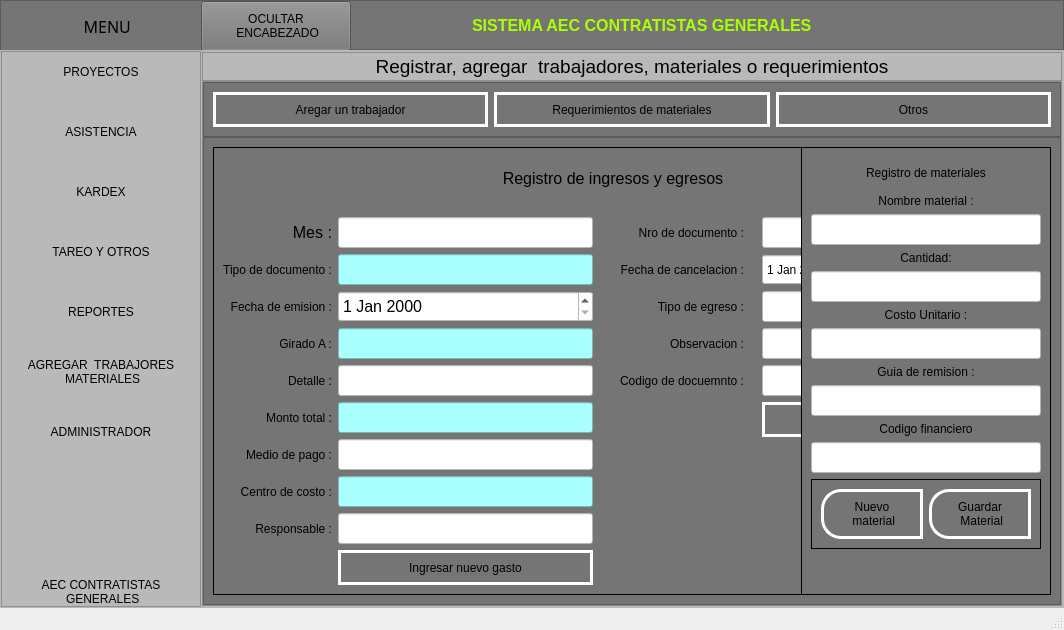
This is ui_files/menu.ui in Romehe369/aec_contrastistas_g as Qt 5 draws it before an edit. The edited form follows.
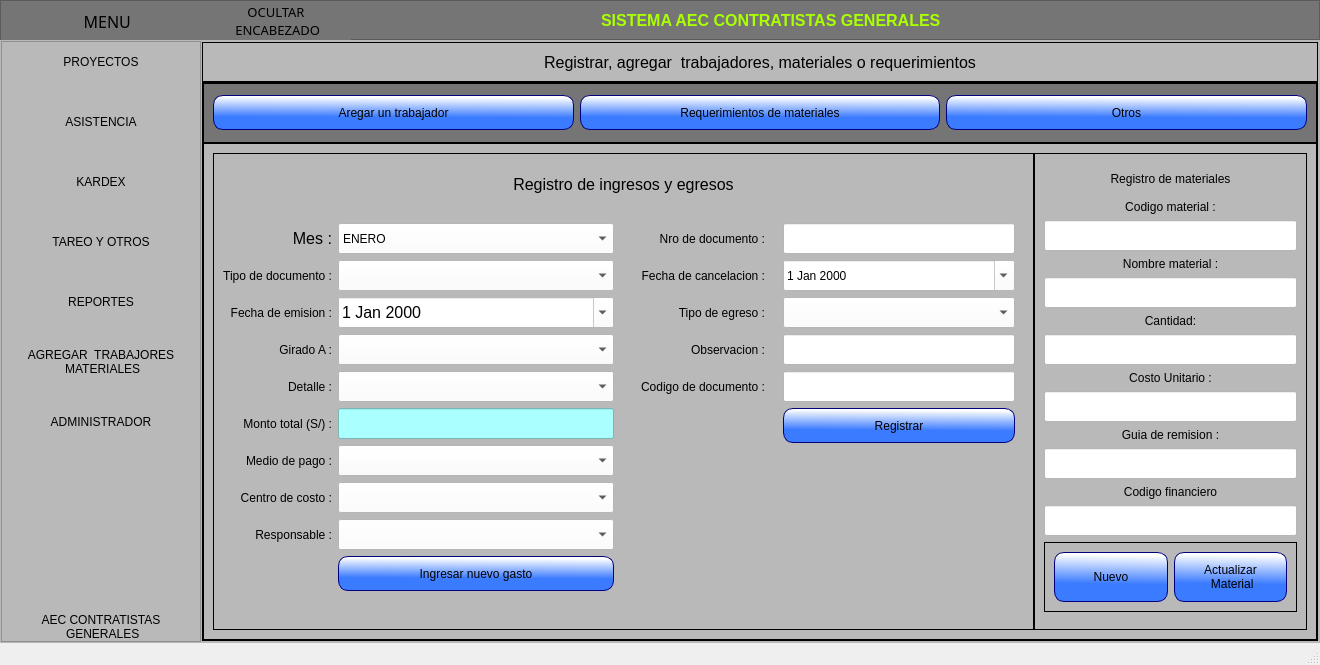
This is the edited form. The open tabs and pages were chosen to show the change. Icons and pictures are not drawn.

Patch:
```diff
--- a/ui_files/menu.ui
+++ b/ui_files/menu.ui
@@ -6,8 +6,8 @@
    <rect>
     <x>0</x>
     <y>0</y>
-    <width>1064</width>
-    <height>630</height>
+    <width>1320</width>
+    <height>665</height>
    </rect>
   </property>
   <property name="minimumSize">
@@ -48,13 +48,13 @@
       <property name="minimumSize">
        <size>
         <width>0</width>
-        <height>50</height>
+        <height>40</height>
        </size>
       </property>
       <property name="maximumSize">
        <size>
         <width>16777215</width>
-        <height>50</height>
+        <height>40</height>
        </size>
       </property>
       <property name="styleSheet">
@@ -96,13 +96,13 @@
          <property name="minimumSize">
           <size>
            <width>200</width>
-           <height>50</height>
+           <height>40</height>
           </size>
          </property>
          <property name="maximumSize">
           <size>
-           <width>200</width>
-           <height>50</height>
+           <width>16777215</width>
+           <height>16777215</height>
           </size>
          </property>
          <property name="font">
@@ -157,13 +157,13 @@
          <property name="minimumSize">
           <size>
            <width>150</width>
-           <height>50</height>
+           <height>40</height>
           </size>
          </property>
          <property name="maximumSize">
           <size>
-           <width>200</width>
-           <height>50</height>
+           <width>150</width>
+           <height>16777215</height>
           </size>
          </property>
          <property name="sizeIncrement">
@@ -172,16 +172,27 @@
            <height>50</height>
           </size>
          </property>
+         <property name="font">
+          <font>
+           <family>Arial Black</family>
+           <pointsize>10</pointsize>
+           <weight>10</weight>
+           <italic>false</italic>
+           <bold>false</bold>
+          </font>
+         </property>
          <property name="styleSheet">
           <string notr="true">QPushButton{
 background-color: rgb(117, 117, 117);
-font: 11pt &quot;MS Shell Dlg 2&quot;;
+font: 87 10pt &quot;Arial Black&quot;;
+border-radius:0px;
 }
 
 QPushButton:hover{
 background-color: white;
-font: 11pt &quot;MS Shell Dlg 2&quot;;
-}</string>
+font: 87 10pt &quot;Arial Black&quot;;
+}
+</string>
          </property>
          <property name="text">
           <string>OCULTAR 
@@ -236,8 +247,14 @@
         <widget class="QPushButton" name="bt_minimizar">
          <property name="minimumSize">
           <size>
+           <width>0</width>
+           <height>0</height>
+          </size>
+         </property>
+         <property name="maximumSize">
+          <size>
            <width>35</width>
-           <height>35</height>
+           <height>16777215</height>
           </size>
          </property>
          <property name="styleSheet">
@@ -274,7 +291,7 @@
          <property name="maximumSize">
           <size>
            <width>35</width>
-           <height>35</height>
+           <height>16777215</height>
           </size>
          </property>
          <property name="styleSheet">
@@ -310,7 +327,7 @@
          <property name="maximumSize">
           <size>
            <width>35</width>
-           <height>35</height>
+           <height>16777215</height>
           </size>
          </property>
          <property name="styleSheet">
@@ -1206,24 +1223,32 @@
               <string notr="true">QFrame{
 	background-color: rgb(185, 185, 185);
 }
-
-
-
 QPushButton{
-	background-color: rgb(185, 185, 185);
-border-top-left-radius: 20px;
-border-bottom-left-radius: 20px;
-
-font: 75 12pt &quot;Arial Narrow&quot;;
-	
+border: 1px solid rgb(0, 0, 127);
+border-radius:10px;
+background-color: qlineargradient(spread:pad, x1:0.409318, y1:0.636, x2:0.432, y2:0.0454545, stop:0 rgba(59, 123, 255, 255), stop:1 rgba(255, 255, 255, 255));
+	font: 75 12pt &quot;MS Shell Dlg 2&quot;;
 }
 
 QPushButton:hover{
-background-color: white;
-border-top-left-radius: 20px;
-border-bottom-left-radius: 20px;
-
-font: 75 12pt &quot;Arial Narrow&quot;;
+	background-color: rgb(170, 255, 255);
+font: 75 12pt &quot;MS Shell Dlg 2&quot;;
+}
+QLabel{
+border: none;
+}
+QFrame{
+border:1px solid #000000;
+}
+QLabel{
+border: none;
+font: 12pt &quot;MS Shell Dlg 2&quot;;
+}
+QLineEdit{
+background-color: rgb(255, 255, 255);
+}
+QComboBox{
+font: 75 12pt &quot;MS Shell Dlg 2&quot;;
 }</string>
              </property>
              <layout class="QVBoxLayout" name="verticalLayout_4" stretch="1,11">
@@ -1279,7 +1304,11 @@
                   <widget class="QLabel" name="label_4">
                    <property name="font">
                     <font>
-                     <pointsize>14</pointsize>
+                     <family>MS Shell Dlg 2</family>
+                     <pointsize>12</pointsize>
+                     <weight>50</weight>
+                     <italic>false</italic>
+                     <bold>false</bold>
                     </font>
                    </property>
                    <property name="text">
@@ -1296,20 +1325,7 @@
               <item>
                <widget class="QFrame" name="frame_4">
                 <property name="styleSheet">
-                 <string notr="true">QPushButton{
-border:3px solid #ffffff;
-background-color:rgba(0,0,0,0%);
-font: 12pt &quot;MS Shell Dlg 2&quot;;
-}
-
-QPushButton:hover{
-border:3px solid #ffffff;
-background-color: rgb(255, 255, 0);
-font: 12pt &quot;MS Shell Dlg 2&quot;;
-}
-QLabel{
-border: none;
-}</string>
+                 <string notr="true"/>
                 </property>
                 <property name="frameShape">
                  <enum>QFrame::StyledPanel</enum>
@@ -1428,19 +1444,7 @@
                  <item>
                   <widget class="QFrame" name="frame_3">
                    <property name="styleSheet">
-                    <string notr="true">QFrame{
-background-color: rgb(117, 117, 117);
-}
-QPushButton{
-border:3px solid #ffffff;
-background-color:rgba(0,0,0,0%);
-font: 12pt &quot;MS Shell Dlg 2&quot;;
-}
-QPushButton:hover{
-border:3px solid #ffffff;
-background-color: rgb(255, 255, 0);
-font: 12pt &quot;MS Shell Dlg 2&quot;;
-}</string>
+                    <string notr="true"/>
                    </property>
                    <property name="frameShape">
                     <enum>QFrame::StyledPanel</enum>
@@ -1464,16 +1468,7 @@
                        </size>
                       </property>
                       <property name="styleSheet">
-                       <string notr="true">QFrame{
-border:1px solid #000000;
-}
-QLabel{
-border: none;
-font: 12pt &quot;MS Shell Dlg 2&quot;;
-}
-QLineEdit{
-background-color: rgb(255, 255, 255);
-}</string>
+                       <string notr="true"/>
                       </property>
                       <property name="frameShape">
                        <enum>QFrame::StyledPanel</enum>
@@ -1727,7 +1722,7 @@
                                    </size>
                                   </property>
                                   <property name="text">
-                                   <string>Monto total :</string>
+                                   <string>Monto total (S/) :</string>
                                   </property>
                                   <property name="alignment">
                                    <set>Qt::AlignRight|Qt::AlignTrailing|Qt::AlignVCenter</set>
@@ -1820,40 +1815,33 @@
                                  <number>9</number>
                                 </property>
                                 <item>
-                                 <widget class="QLineEdit" name="mes_lineEdit">
+                                 <widget class="QComboBox" name="comboBox">
                                   <property name="minimumSize">
                                    <size>
                                     <width>0</width>
                                     <height>31</height>
                                    </size>
                                   </property>
-                                  <property name="font">
-                                   <font>
-                                    <family>MS Shell Dlg 2</family>
-                                    <pointsize>12</pointsize>
-                                    <weight>50</weight>
-                                    <italic>false</italic>
-                                    <bold>false</bold>
-                                   </font>
-                                  </property>
+                                  <item>
+                                   <property name="text">
+                                    <string>ENERO</string>
+                                   </property>
+                                  </item>
+                                  <item>
+                                   <property name="text">
+                                    <string>FEBRERO</string>
+                                   </property>
+                                  </item>
                                  </widget>
                                 </item>
                                 <item>
-                                 <widget class="QLineEdit" name="tipe_lineEdit">
+                                 <widget class="QComboBox" name="comboBox_2">
                                   <property name="minimumSize">
                                    <size>
                                     <width>0</width>
                                     <height>31</height>
                                    </size>
                                   </property>
-                                  <property name="font">
-                                   <font>
-                                    <pointsize>12</pointsize>
-                                   </font>
-                                  </property>
-                                  <property name="styleSheet">
-                                   <string notr="true">background-color: rgb(170, 255, 255);</string>
-                                  </property>
                                  </widget>
                                 </item>
                                 <item>
@@ -1876,39 +1864,29 @@
                                   <property name="styleSheet">
                                    <string notr="true">font: 12pt &quot;MS Shell Dlg 2&quot;;</string>
                                   </property>
+                                  <property name="calendarPopup">
+                                   <bool>true</bool>
+                                  </property>
                                  </widget>
                                 </item>
                                 <item>
-                                 <widget class="QLineEdit" name="lineEdit_9">
+                                 <widget class="QComboBox" name="comboBox_3">
                                   <property name="minimumSize">
                                    <size>
                                     <width>0</width>
                                     <height>31</height>
                                    </size>
                                   </property>
-                                  <property name="font">
-                                   <font>
-                                    <pointsize>12</pointsize>
-                                   </font>
-                                  </property>
-                                  <property name="styleSheet">
-                                   <string notr="true">background-color: rgb(170, 255, 255);</string>
-                                  </property>
                                  </widget>
                                 </item>
                                 <item>
-                                 <widget class="QLineEdit" name="lineEdit_10">
+                                 <widget class="QComboBox" name="comboBox_4">
                                   <property name="minimumSize">
                                    <size>
                                     <width>0</width>
                                     <height>31</height>
                                    </size>
                                   </property>
-                                  <property name="font">
-                                   <font>
-                                    <pointsize>12</pointsize>
-                                   </font>
-                                  </property>
                                  </widget>
                                 </item>
                                 <item>
@@ -1930,51 +1908,33 @@
                                  </widget>
                                 </item>
                                 <item>
-                                 <widget class="QLineEdit" name="lineEdit_12">
+                                 <widget class="QComboBox" name="comboBox_5">
                                   <property name="minimumSize">
                                    <size>
                                     <width>0</width>
                                     <height>31</height>
                                    </size>
                                   </property>
-                                  <property name="font">
-                                   <font>
-                                    <pointsize>12</pointsize>
-                                   </font>
-                                  </property>
                                  </widget>
                                 </item>
                                 <item>
-                                 <widget class="QLineEdit" name="lineEdit_13">
+                                 <widget class="QComboBox" name="comboBox_6">
                                   <property name="minimumSize">
                                    <size>
                                     <width>0</width>
                                     <height>31</height>
                                    </size>
                                   </property>
-                                  <property name="font">
-                                   <font>
-                                    <pointsize>12</pointsize>
-                                   </font>
-                                  </property>
-                                  <property name="styleSheet">
-                                   <string notr="true">background-color: rgb(170, 255, 255);</string>
-                                  </property>
                                  </widget>
                                 </item>
                                 <item>
-                                 <widget class="QLineEdit" name="lineEdit_14">
+                                 <widget class="QComboBox" name="comboBox_7">
                                   <property name="minimumSize">
                                    <size>
                                     <width>0</width>
                                     <height>31</height>
                                    </size>
                                   </property>
-                                  <property name="font">
-                                   <font>
-                                    <pointsize>12</pointsize>
-                                   </font>
-                                  </property>
                                  </widget>
                                 </item>
                                 <item>
@@ -2127,7 +2087,7 @@
                                    </size>
                                   </property>
                                   <property name="text">
-                                   <string>Codigo de docuemnto :</string>
+                                   <string>Codigo de documento :</string>
                                   </property>
                                   <property name="alignment">
                                    <set>Qt::AlignRight|Qt::AlignTrailing|Qt::AlignVCenter</set>
@@ -2191,21 +2151,19 @@
                                   <property name="styleSheet">
                                    <string notr="true">font: 12pt &quot;MS Shell Dlg 2&quot;;</string>
                                   </property>
+                                  <property name="calendarPopup">
+                                   <bool>true</bool>
+                                  </property>
                                  </widget>
                                 </item>
                                 <item>
-                                 <widget class="QLineEdit" name="lineEdit_22">
+                                 <widget class="QComboBox" name="comboBox_8">
                                   <property name="minimumSize">
                                    <size>
                                     <width>0</width>
                                     <height>31</height>
                                    </size>
                                   </property>
-                                  <property name="font">
-                                   <font>
-                                    <pointsize>12</pointsize>
-                                   </font>
-                                  </property>
                                  </widget>
                                 </item>
                                 <item>
@@ -2291,16 +2249,7 @@
                        </size>
                       </property>
                       <property name="styleSheet">
-                       <string notr="true">QFrame{
-border:1px solid #000000;
-}
-QLabel{
-border: none;
-font: 12pt &quot;MS Shell Dlg 2&quot;;
-}
-QLineEdit{
-background-color: rgb(255, 255, 255);
-}</string>
+                       <string notr="true"/>
                       </property>
                       <property name="frameShape">
                        <enum>QFrame::StyledPanel</enum>
@@ -2325,6 +2274,31 @@
                          </property>
                         </widget>
                        </item>
+                       <item>
+                        <widget class="QLabel" name="label_48">
+                         <property name="text">
+                          <string>Codigo material :</string>
+                         </property>
+                         <property name="alignment">
+                          <set>Qt::AlignCenter</set>
+                         </property>
+                        </widget>
+                       </item>
+                       <item>
+                        <widget class="QLineEdit" name="lineEdit_21">
+                         <property name="minimumSize">
+                          <size>
+                           <width>0</width>
+                           <height>31</height>
+                          </size>
+                         </property>
+                         <property name="font">
+                          <font>
+                           <pointsize>12</pointsize>
+                          </font>
+                         </property>
+                        </widget>
+                       </item>
                        <item>
                         <widget class="QLabel" name="label_23">
                          <property name="text">
@@ -2473,8 +2447,7 @@
                              </size>
                             </property>
                             <property name="text">
-                             <string>Nuevo 
- material</string>
+                             <string>Nuevo</string>
                             </property>
                            </widget>
                           </item>
@@ -2487,7 +2460,7 @@
                              </size>
                             </property>
                             <property name="text">
-                             <string>Guardar 
+                             <string>Actualizar 
  Material</string>
                             </property>
                            </widget>
```
Left out of the diff: 156 changed lines with no effect on the pictures.
